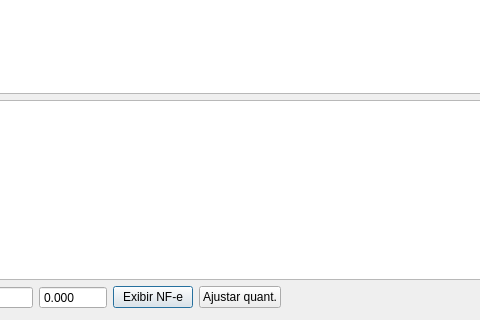
darktorres/ERP-STACCATO, file ui/estoque.ui: the form before one commit; both pictures show x 446 to 926 and y 84 to 404 of the 1205 by 404 pixel window.
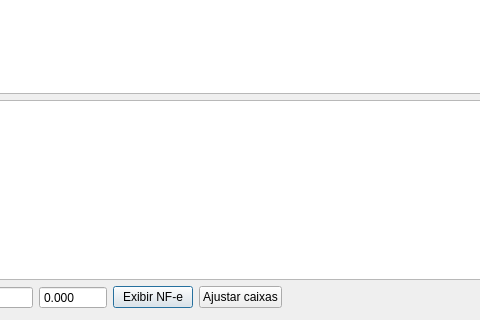
The form after the commit. Custom widgets are drawn as their Qt base class.

Commit message: Alterado ajuste estoque para caixas

What changed in the file:
```diff
--- a/ui/estoque.ui
+++ b/ui/estoque.ui
@@ -181,7 +181,7 @@
      <item>
       <widget class="QPushButton" name="pushButtonAjustarQuant">
        <property name="text">
-        <string>Ajustar quant.</string>
+        <string>Ajustar caixas</string>
        </property>
       </widget>
      </item>
```
The commit also changes 1 other file.
